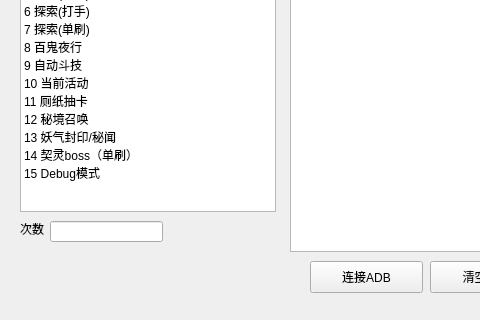
The window that yys.ui (lisai9093/YYS) describes before a commit, drawn with Qt 5; both pictures show x 0 to 480 and y 119 to 439 of the 692 by 439 pixel window.
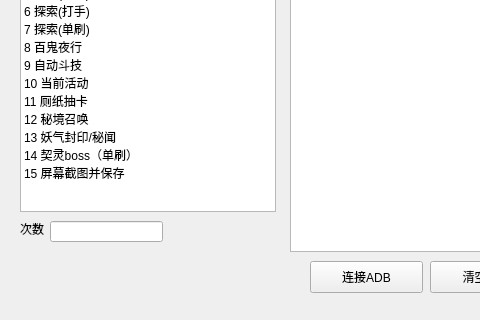
The same window after the commit.

Commit message: 加入截图保存，优化初始化

What changed in the file:
```diff
--- a/yys.ui
+++ b/yys.ui
@@ -95,7 +95,7 @@
     </item>
     <item>
      <property name="text">
-      <string>15 Debug模式</string>
+      <string>15 屏幕截图并保存</string>
      </property>
     </item>
    </widget>
```
The commit also changes 2 other files.
